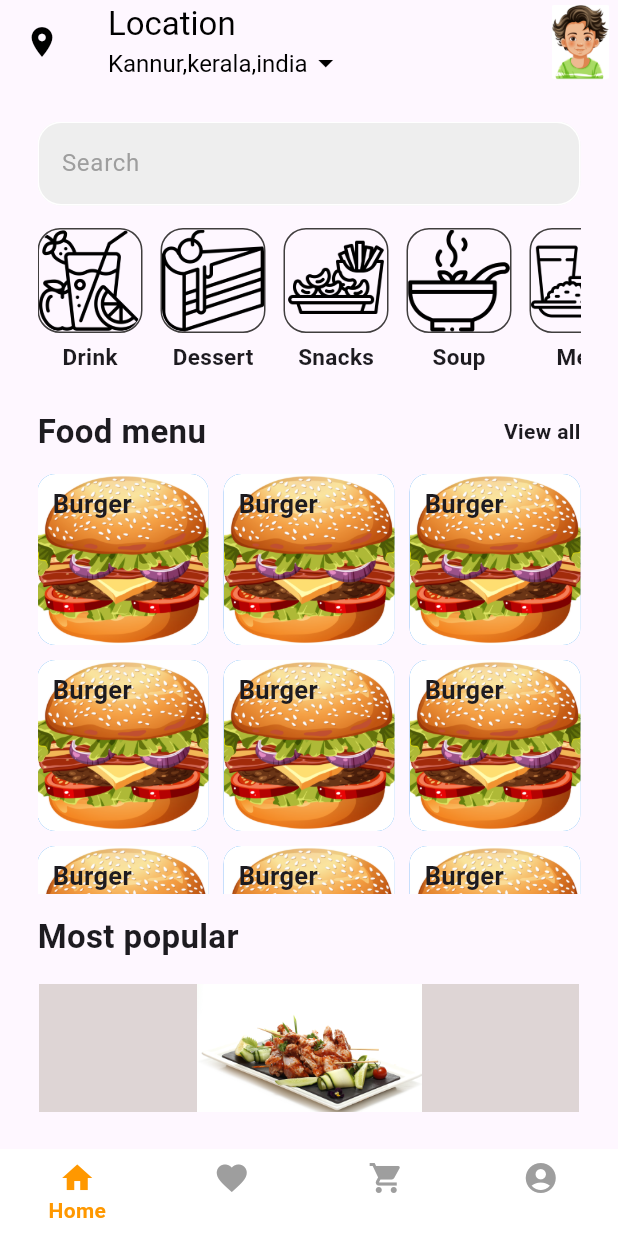
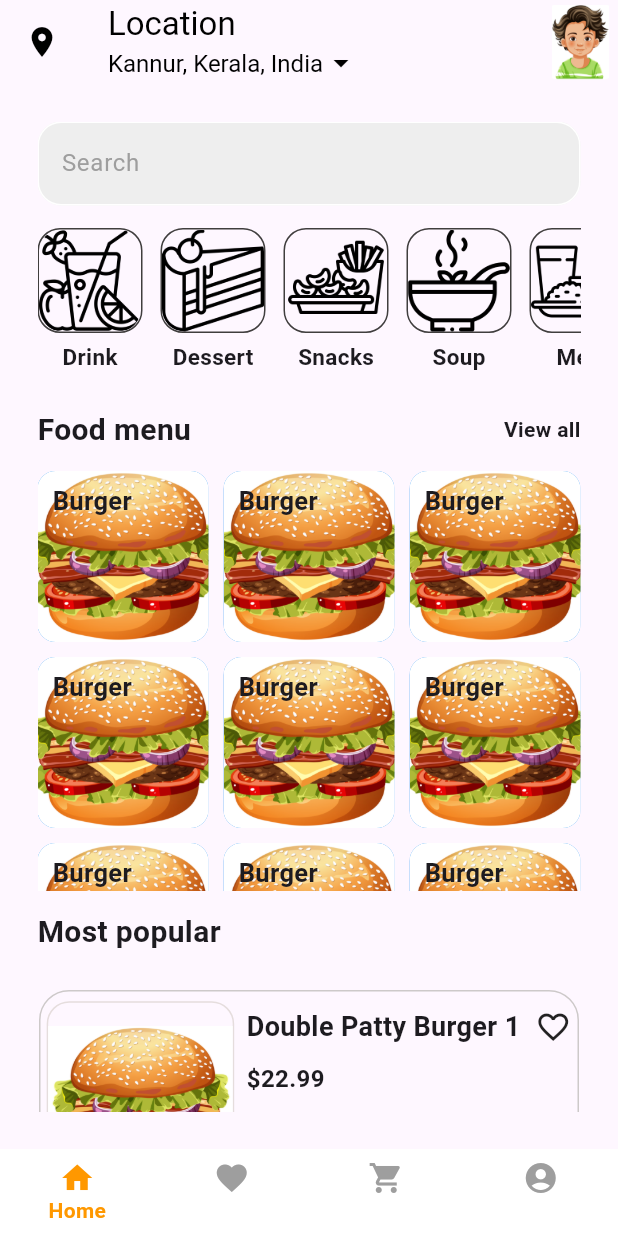
Before and after one commit to Shahanad-p/foody_buddy, a Flutter app: the screen it shows after launch, on a phone screen of 412 x 824 dp. Run offline on Flutter 3.47's test engine with Material 3 defaults, Android fonts, the phone set to English and light mode, and no system bars.

Commit message:
done some ui changes

```diff
--- a/lib/view/home.dart
+++ b/lib/view/home.dart
@@ -1,6 +1,7 @@
 import 'package:flutter/material.dart';
 import 'package:foody_buddy/widgets/category_container.dart';
 import 'package:foody_buddy/widgets/food_menu_sizedbox.dart';
+import 'package:foody_buddy/widgets/most_popular_container.dart';
 
 class HomeScreen extends StatefulWidget {
   const HomeScreen({Key? key}) : super(key: key);
@@ -11,6 +12,7 @@ class HomeScreen extends StatefulWidget {
 
 class _HomeScreenState extends State<HomeScreen> {
   TextEditingController searchController = TextEditingController();
+
   @override
   Widget build(BuildContext context) {
     return Scaffold(
@@ -27,7 +29,7 @@ class _HomeScreenState extends State<HomeScreen> {
             Text('Location', style: TextStyle(color: Colors.black)),
             Row(
               children: [
-                Text('Kannur,kerala,india',
+                Text('Kannur, Kerala, India',
                     style: TextStyle(color: Colors.black, fontSize: 16)),
                 Icon(
                   Icons.arrow_drop_down,
@@ -60,14 +62,17 @@ class _HomeScreenState extends State<HomeScreen> {
                 decoration: InputDecoration(
                   enabledBorder: OutlineInputBorder(
                     borderRadius: BorderRadius.circular(15.8),
-                        borderSide: BorderSide(color: Colors.white)),
+                    borderSide: BorderSide(color: Colors.white),
+                  ),
                   focusedBorder: OutlineInputBorder(
                     borderRadius: BorderRadius.circular(15.8),
-                        borderSide: BorderSide(color: Colors.white)),
+                    borderSide: BorderSide(color: Colors.white),
+                  ),
                   fillColor: Colors.grey.shade200,
                   filled: true,
                   hintText: 'Search',
-                    hintStyle: TextStyle(color: Colors.grey[500])),
+                  hintStyle: TextStyle(color: Colors.grey[500]),
+                ),
               ),
               SizedBox(height: 15),
               SizedBox(
@@ -105,7 +110,7 @@ class _HomeScreenState extends State<HomeScreen> {
                   Text(
                     'Food menu',
                     style: TextStyle(
-                      fontSize: 22,
+                      fontSize: 20,
                       fontWeight: FontWeight.bold,
                     ),
                   ),
@@ -124,26 +129,22 @@ class _HomeScreenState extends State<HomeScreen> {
                   Text(
                     'Most popular',
                     style: TextStyle(
-                      fontSize: 22,
+                      fontSize: 20,
                       fontWeight: FontWeight.bold,
                     ),
                   ),
                 ],
               ),
               SizedBox(height: 16),
-              Container(
-                height: 150,
-                width: 360,
-                color: const Color.fromARGB(255, 222, 213, 213),
-                child: Column(
-                  children: [
-                    Image.asset(
-                      'assets/delicious-food-black-board.jpg',
-                      height: 100,
-
+              Column(
+                children: List.generate(10, (index) {
+                  return Padding(
+                    padding: const EdgeInsets.symmetric(vertical: 8.0),
+                    child: MostPopularContainerWidget(
+                      index: index,
                     ),
-                  ],
-                ),
+                  );
+                }),
               ),
             ],
           ),
--- /dev/null
+++ b/lib/widgets/most_popular_container.dart
@@ -0,0 +1,92 @@
+import 'package:flutter/material.dart';
+
+class MostPopularContainerWidget extends StatelessWidget {
+  final int index;
+  const MostPopularContainerWidget({super.key, required this.index});
+
+  @override
+  Widget build(BuildContext context) {
+    return Container(
+      decoration: BoxDecoration(
+        border: Border.all(color: Color.fromARGB(255, 205, 201, 201)),
+        borderRadius: BorderRadius.all(
+          Radius.circular(20),
+        ),
+      ),
+      height: 150,
+      width: 360,
+      child: Row(
+        mainAxisAlignment: MainAxisAlignment.spaceAround,
+        children: [
+          Container(
+            height: 135,
+            width: 125,
+            decoration: BoxDecoration(
+              borderRadius: BorderRadius.all(Radius.circular(15)),
+              border: Border.all(color: Color.fromARGB(255, 229, 221, 221)),
+            ),
+            child: ClipRRect(
+              borderRadius: BorderRadius.circular(15),
+              child: Image.asset(
+                'assets/j6i5_gaq9_230518.jpg',
+                fit: BoxFit.contain,
+              ),
+            ),
+          ),
+          Column(
+            mainAxisAlignment: MainAxisAlignment.spaceEvenly,
+            crossAxisAlignment: CrossAxisAlignment.start,
+            children: [
+              Row(
+                children: [
+                  Text(
+                    'Double Patty Burger ${index + 1}',
+                    style: TextStyle(fontWeight: FontWeight.bold, fontSize: 18),
+                  ),
+                  SizedBox(width: 10),
+                  Icon(Icons.favorite_border_outlined)
+                ],
+              ),
+              Text(
+                '\$22.99',
+                style: TextStyle(fontWeight: FontWeight.bold, fontSize: 16),
+              ),
+              Text(
+                '10 min - 1.5 km',
+                style: TextStyle(fontWeight: FontWeight.bold, fontSize: 16),
+              ),
+              Row(
+                children: [
+                  Text(
+                    '⭐⭐⭐⭐⭐ 4.7',
+                    style: TextStyle(fontWeight: FontWeight.bold, fontSize: 16),
+                  ),
+                  SizedBox(width: 40),
+                  Icon(Icons.add_box)
+                ],
+              ),
+            ],
+          ),
+        ],
+      ),
+    );
+  }
+}
+
+class MostPopularContainerList extends StatelessWidget {
+  const MostPopularContainerList({super.key});
+
+  @override
+  Widget build(BuildContext context) {
+    return SingleChildScrollView(
+      child: Column(
+        children: List.generate(10, (index) {
+          return Padding(
+            padding: const EdgeInsets.all(8.0),
+            child: MostPopularContainerWidget(index: index),
+          );
+        }),
+      ),
+    );
+  }
+}
```
Lines whose indentation alone changed are shown as unchanged.
